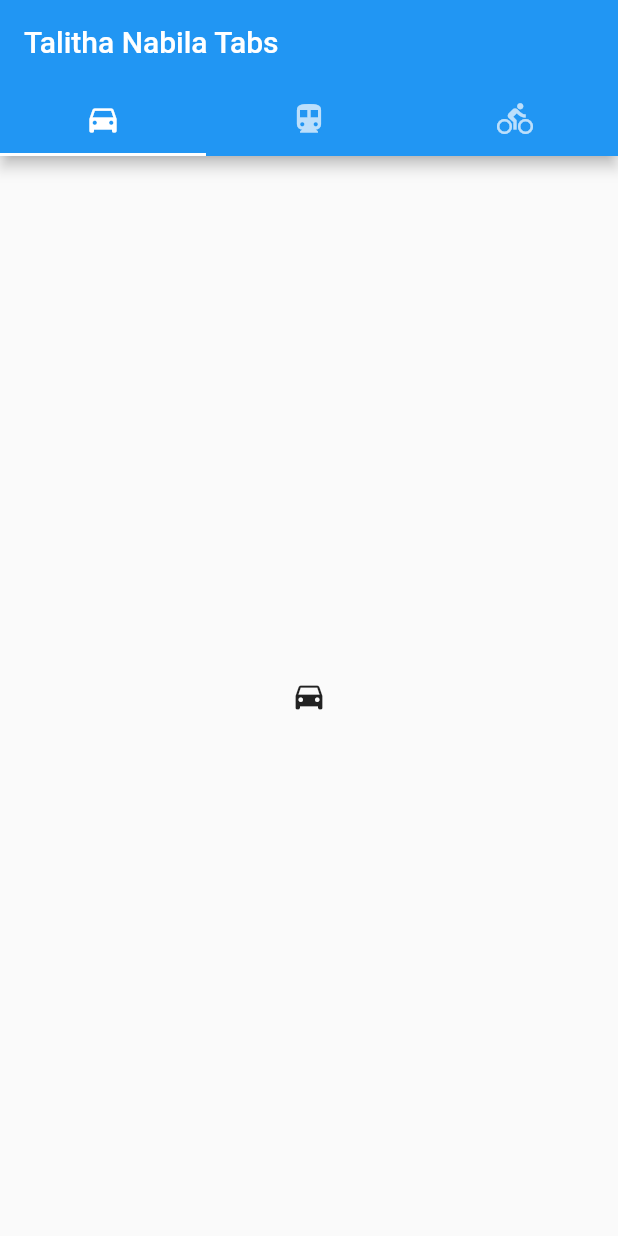
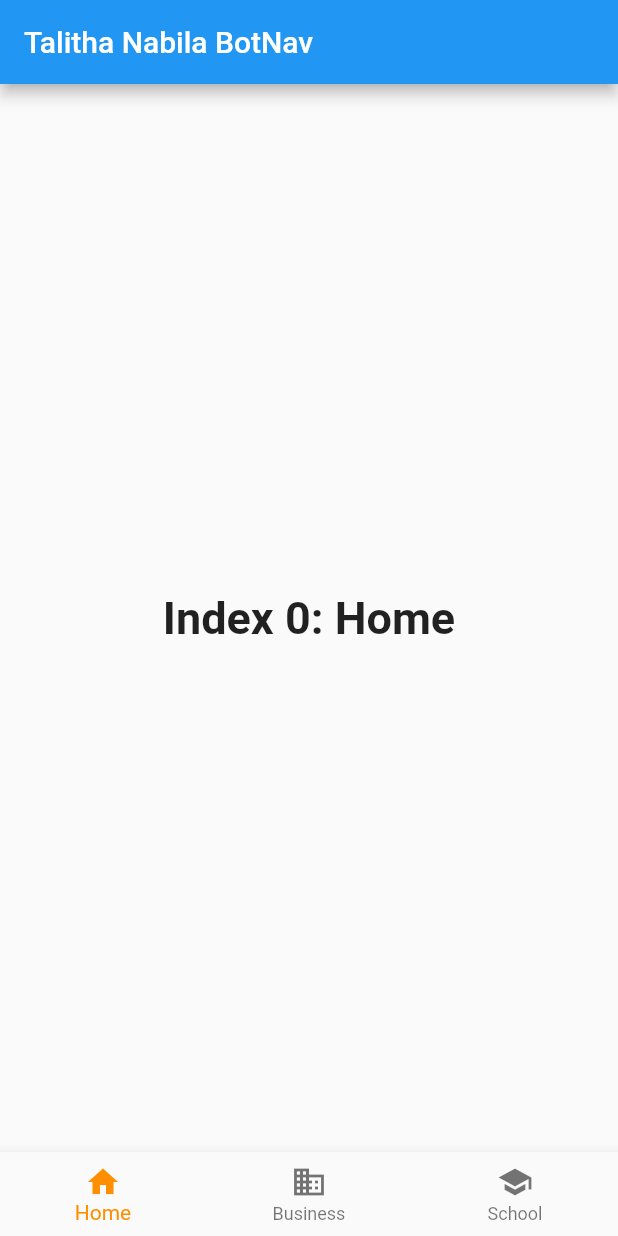
Before and after one commit to Kamize/talitha-flutter, a Flutter app: the screen it shows after launch, on a phone screen of 412 x 824 dp. Run offline on Flutter 3.47's test engine with Material 2 defaults, Android fonts, the phone set to English and light mode, and no system bars.

```diff
--- a/lib/main.dart
+++ b/lib/main.dart
@@ -1,35 +1,87 @@
+/// Flutter code sample for BottomNavigationBar
+// This example shows a [BottomNavigationBar] as it is used within a [Scaffold]
+// widget. The [BottomNavigationBar] has three [BottomNavigationBarItem]
+// widgets, which means it defaults to [BottomNavigationBarType.fixed], and
+// the [currentIndex] is set to index 0. The selected item is
+// amber. The `_onItemTapped` function changes the selected item's index
+// and displays a corresponding message in the center of the [Scaffold].
 import 'package:flutter/material.dart';
 
-void main() {
-  runApp(const TabBarDemo());
+void main() => runApp(const MyApp());
+
+/// This is the main application widget.
+class MyApp extends StatelessWidget {
+  const MyApp({Key? key}) : super(key: key);
+  static const String _title = 'Flutter Code Sample';
+  @override
+  Widget build(BuildContext context) {
+    return const MaterialApp(
+      title: _title,
+      home: MyStatefulWidget(),
+    );
+  }
 }
 
-class TabBarDemo extends StatelessWidget {
-  const TabBarDemo({Key? key}) : super(key: key);
+/// This is the stateful widget that the main application instantiates.
+class MyStatefulWidget extends StatefulWidget {
+  const MyStatefulWidget({Key? key}) : super(key: key);
+  @override
+  State<MyStatefulWidget> createState() => _MyStatefulWidgetState();
+}
+
+/// This is the private State class that goes with MyStatefulWidget.
+class _MyStatefulWidgetState extends State<MyStatefulWidget> {
+  int _selectedIndex = 0;
+  static const TextStyle optionStyle =
+      TextStyle(fontSize: 30, fontWeight: FontWeight.bold);
+  static const List<Widget> _widgetOptions = <Widget>[
+    Text(
+      'Index 0: Home',
+      style: optionStyle,
+    ),
+    Text(
+      'Index 1: Business',
+      style: optionStyle,
+    ),
+    Text(
+      'Index 2: School',
+      style: optionStyle,
+    ),
+  ];
+
+  void _onItemTapped(int index) {
+    setState(() {
+      _selectedIndex = index;
+    });
+  }
+
   @override
   Widget build(BuildContext context) {
-    return MaterialApp(
-      home: DefaultTabController(
-        length: 3,
-        child: Scaffold(
-          appBar: AppBar(
-            bottom: const TabBar(
-              tabs: [
-                Tab(icon: Icon(Icons.directions_car)),
-                Tab(icon: Icon(Icons.directions_transit)),
-                Tab(icon: Icon(Icons.directions_bike)),
-              ],
-            ),
-            title: const Text('Talitha Nabila Tabs'),
+    return Scaffold(
+      appBar: AppBar(
+        title: const Text('Talitha Nabila BotNav'),
+      ),
+      body: Center(
+        child: _widgetOptions.elementAt(_selectedIndex),
+      ),
+      bottomNavigationBar: BottomNavigationBar(
+        items: const <BottomNavigationBarItem>[
+          BottomNavigationBarItem(
+            icon: Icon(Icons.home),
+            label: 'Home',
           ),
-          body: const TabBarView(
-            children: [
-              Icon(Icons.directions_car),
-              Icon(Icons.directions_transit),
-              Icon(Icons.directions_bike),
-            ],
+          BottomNavigationBarItem(
+            icon: Icon(Icons.business),
+            label: 'Business',
           ),
-        ),
+          BottomNavigationBarItem(
+            icon: Icon(Icons.school),
+            label: 'School',
+          ),
+        ],
+        currentIndex: _selectedIndex,
+        selectedItemColor: Colors.amber[800],
+        onTap: _onItemTapped,
       ),
     );
   }
```
